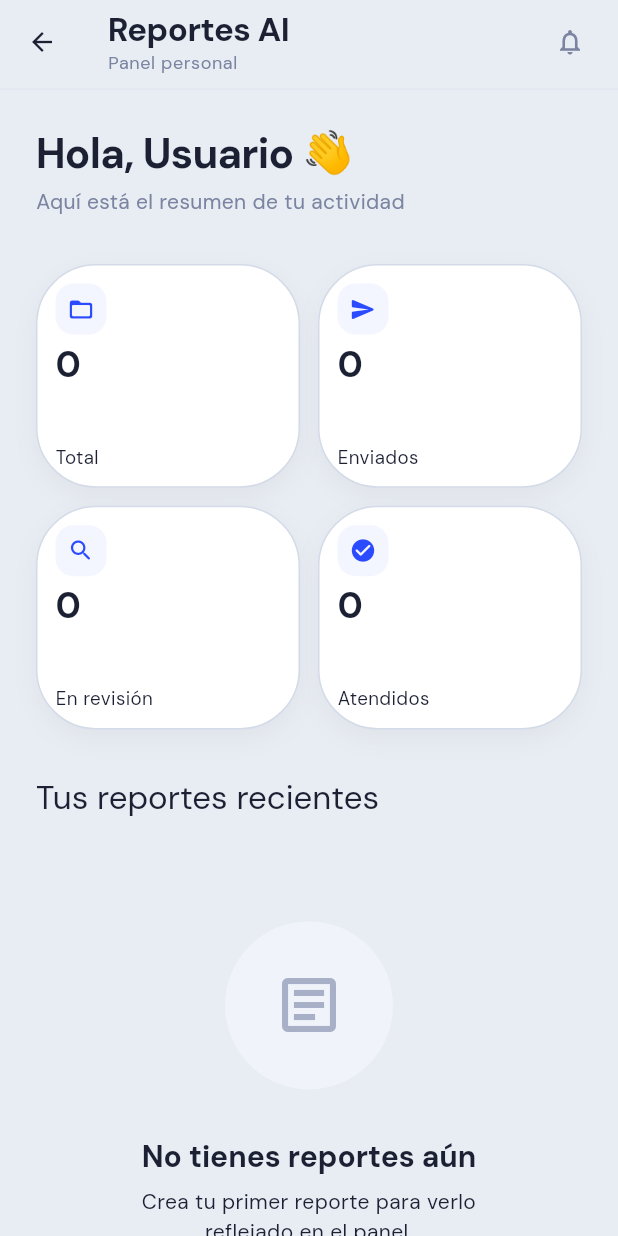
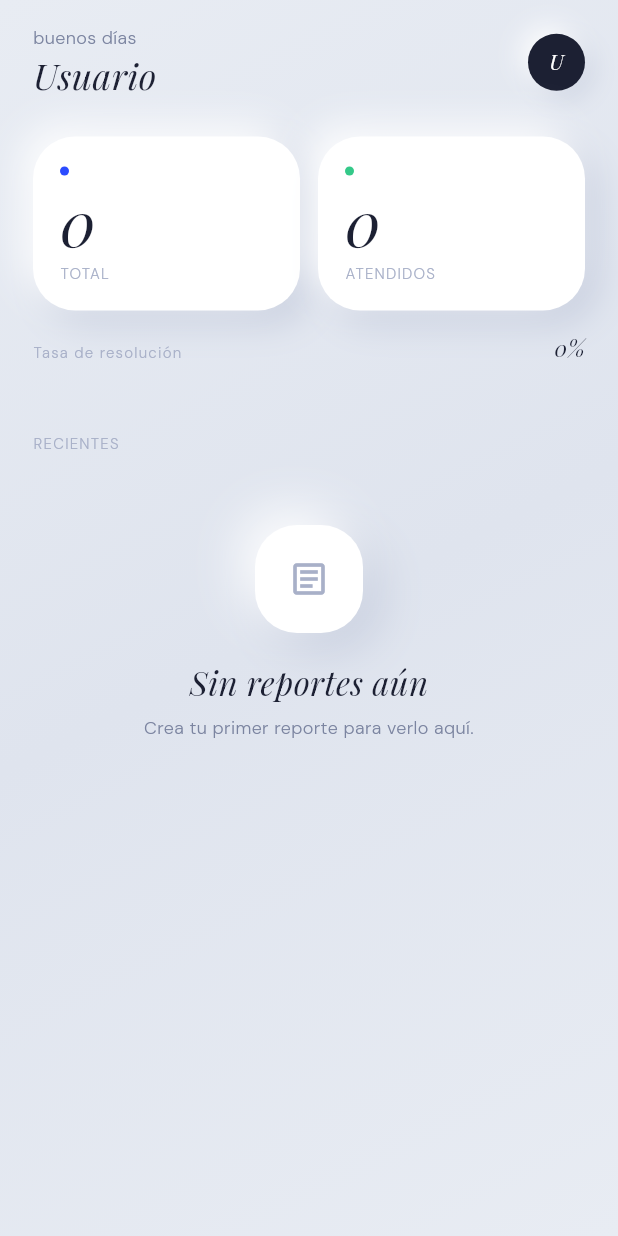
Before and after one commit to Diego2004-max/reportes_ai, a Flutter app: the HomeScreen screen opened directly, on a phone screen of 412 x 824 dp. Run offline on Flutter 3.47's test engine with Material 3 defaults, Android fonts, the phone set to English and light mode, and no system bars; our stand-ins replace cross_file, flutter_riverpod, geocoding, geolocator, go_router, google_fonts and 6 more; missing offline and left inert: record; accounts and stored records are empty.

Commit message:
feat: redesign home — StatPill + ResolutionBar replace 4-grid, UserAvatar greeting appbar

```diff
--- a/lib/features/home/presentation/screens/home_screen.dart
+++ b/lib/features/home/presentation/screens/home_screen.dart
@@ -1,14 +1,11 @@
 import 'package:flutter/material.dart';
 import 'package:flutter_riverpod/flutter_riverpod.dart';
+import 'package:google_fonts/google_fonts.dart';
 
 import 'package:reportes_ai/app/theme/app_colors.dart';
-import 'package:reportes_ai/app/theme/app_spacing.dart';
 import 'package:reportes_ai/features/notifications/presentation/screens/notifications_screen.dart';
 import 'package:reportes_ai/features/reports/presentation/screens/report_detail_screen.dart';
-import 'package:reportes_ai/shared/widgets/app_card.dart';
-import 'package:reportes_ai/shared/widgets/custom_app_bar.dart';
-import 'package:reportes_ai/shared/widgets/empty_state.dart';
-import 'package:reportes_ai/shared/widgets/report_card.dart';
+import 'package:reportes_ai/shared/widgets/shared_widgets.dart';
 import 'package:reportes_ai/state/report_provider.dart';
 import 'package:reportes_ai/state/session_provider.dart';
 
@@ -20,143 +17,132 @@ class HomeScreen extends ConsumerWidget {
     final session = ref.watch(sessionProvider);
     final statsAsync = ref.watch(userReportStatsProvider);
     final recentAsync = ref.watch(recentUserReportsProvider(3));
-    final theme = Theme.of(context);
+    final firstName = session.userName?.split(' ').first ?? 'Usuario';
 
     return Scaffold(
-      backgroundColor: AppColors.background,
-      appBar: CustomAppBar(
-        title: 'Reportes AI',
-        subtitle: 'Panel personal',
-        actions: [
-          IconButton(
-            onPressed: () {
-              Navigator.push(
-                context,
-                MaterialPageRoute(
-                  builder: (_) => const NotificationsScreen(),
-                ),
-              );
-            },
-            icon: const Icon(Icons.notifications_outlined),
-            color: AppColors.textSecondary,
-          ),
-        ],
-      ),
-      body: RefreshIndicator(
-        color: AppColors.primary,
-        onRefresh: () async {
-          refreshReports(ref);
-        },
-        child: ListView(
-          padding: const EdgeInsets.all(AppSpacing.screenH),
+      backgroundColor: AppColors.bg,
+      body: AppBackground(
+        child: SafeArea(
+          child: Column(
             children: [
-            Row(
+              // Custom AppBar
+              Padding(
+                padding: const EdgeInsets.fromLTRB(22, 16, 22, 0),
+                child: Row(
+                  crossAxisAlignment: CrossAxisAlignment.center,
                   children: [
                     Expanded(
                       child: Column(
                         crossAxisAlignment: CrossAxisAlignment.start,
                         children: [
                           Text(
-                        'Hola, ${session.userName?.split(' ').first ?? 'Usuario'} 👋',
-                        style: theme.textTheme.headlineMedium?.copyWith(
-                          fontWeight: FontWeight.w700,
-                          letterSpacing: -0.5,
+                            'buenos días',
+                            style: GoogleFonts.dmSans(
+                              fontSize: 12,
+                              fontWeight: FontWeight.w300,
+                              color: AppColors.muted,
                             ),
                           ),
-                      const SizedBox(height: AppSpacing.xs),
                           Text(
-                        'Aquí está el resumen de tu actividad',
-                        style: theme.textTheme.bodyMedium?.copyWith(
-                          color: AppColors.textSecondary,
+                            firstName,
+                            style: GoogleFonts.playfairDisplay(
+                              fontSize: 24,
+                              fontWeight: FontWeight.w400,
+                              fontStyle: FontStyle.italic,
+                              color: AppColors.text,
                             ),
                           ),
                         ],
                       ),
                     ),
+                    GestureDetector(
+                      onTap: () => Navigator.push(
+                        context,
+                        MaterialPageRoute(builder: (_) => const NotificationsScreen()),
+                      ),
+                      child: UserAvatar(
+                        initials: firstName.isNotEmpty ? firstName[0].toUpperCase() : 'U',
+                        size: 38,
+                      ),
+                    ),
                   ],
                 ),
-            const SizedBox(height: AppSpacing.xxl),
-            statsAsync.when(
+              ),
+              const SizedBox(height: 24),
+              // Content
+              Expanded(
+                child: RefreshIndicator(
+                  color: AppColors.accent,
+                  onRefresh: () async => refreshReports(ref),
+                  child: SingleChildScrollView(
+                    physics: const AlwaysScrollableScrollPhysics(),
+                    padding: const EdgeInsets.fromLTRB(22, 0, 22, 24),
+                    child: statsAsync.when(
                       loading: () => const SizedBox.shrink(),
-              error: (error, stackTrace) => Text(error.toString()),
-              data: (stats) {
-                return GridView.count(
-                  crossAxisCount: 2,
-                  shrinkWrap: true,
-                  physics: const NeverScrollableScrollPhysics(),
-                  mainAxisSpacing: AppSpacing.md,
-                  crossAxisSpacing: AppSpacing.md,
-                  childAspectRatio: 1.18,
+                      error: (e, _) => Text(e.toString()),
+                      data: (stats) => Column(
+                        crossAxisAlignment: CrossAxisAlignment.start,
                         children: [
-                    StatCard(
+                          Row(
+                            children: [
+                              StatPill(
+                                value: '${stats.total}',
                                 label: 'Total',
-                      value: '${stats.total}',
-                      icon: Icons.folder_open_rounded,
+                                dotColor: AppColors.accent,
                               ),
-                    StatCard(
-                      label: 'Enviados',
-                      value: '${stats.submitted}',
-                      icon: Icons.send_rounded,
-                    ),
-                    StatCard(
-                      label: 'En revisión',
-                      value: '${stats.reviewing}',
-                      icon: Icons.search_rounded,
-                    ),
-                    StatCard(
+                              const SizedBox(width: 12),
+                              StatPill(
+                                value: '${stats.attended}',
                                 label: 'Atendidos',
-                      value: '${stats.attended}',
-                      icon: Icons.check_circle_rounded,
+                                dotColor: AppColors.success,
                               ),
                             ],
-                );
-              },
                           ),
-            const SizedBox(height: AppSpacing.xxl),
-            Text(
-              'Tus reportes recientes',
-              style: theme.textTheme.titleLarge,
-            ),
-            const SizedBox(height: AppSpacing.md),
+                          const SizedBox(height: 14),
+                          ResolutionBar(total: stats.total, resolved: stats.attended),
+                          const SizedBox(height: 28),
+                          const SectionHeader(title: 'Recientes'),
                           recentAsync.when(
                             loading: () => const SizedBox.shrink(),
-              error: (error, stackTrace) => Text(error.toString()),
+                            error: (e, _) => Text(e.toString()),
                             data: (reports) {
                               if (reports.isEmpty) {
-                  return const EmptyStateWidget(
+                                return const EmptyState(
                                   icon: Icons.article_outlined,
-                    title: 'No tienes reportes aún',
-                    subtitle:
-                        'Crea tu primer reporte para verlo reflejado en el panel.',
+                                  title: 'Sin reportes aún',
+                                  subtitle: 'Crea tu primer reporte para verlo aquí.',
                                 );
                               }
-
                               return Column(
-                  children: reports.map((report) {
-                    return Padding(
-                      padding: const EdgeInsets.only(bottom: AppSpacing.md),
-                      child: ReportCard(
+                                children: reports
+                                    .map(
+                                      (report) => ReportCard(
                                         title: report.title,
                                         description: report.description,
-                        status: report.status,
-                        date:
-                            '${report.createdAt.day}/${report.createdAt.month}/${report.createdAt.year}',
+                                        status: ReportStatusExt.fromString(report.status),
+                                        date: '${report.createdAt.day}/${report.createdAt.month}/${report.createdAt.year}',
                                         category: report.category,
-                        onTap: () {
-                          Navigator.push(
+                                        onTap: () => Navigator.push(
                                           context,
                                           MaterialPageRoute(
                                             builder: (_) => ReportDetailScreen(report: report),
                                           ),
+                                        ),
+                                      ),
+                                    )
+                                    .toList(),
                               );
                             },
                           ),
-                    );
-                  }).toList(),
-                );
-              },
+                          const SizedBox(height: 8),
+                        ],
+                      ),
+                    ),
+                  ),
+                ),
               ),
             ],
+          ),
         ),
       ),
     );
```
Lines whose indentation alone changed are shown as unchanged.
